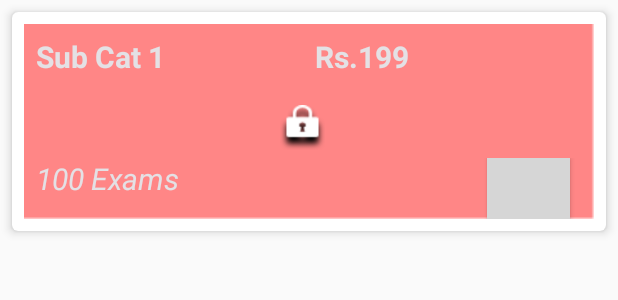
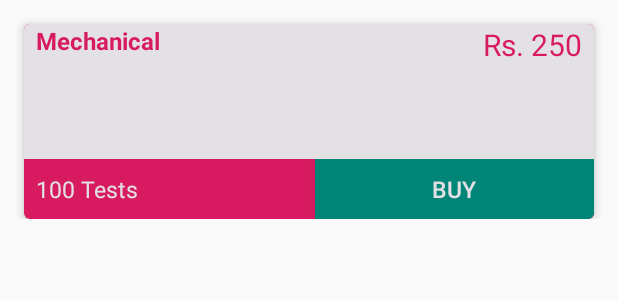
Before and after one commit to arunlakhera/EngineeringAcademyApp, an Android app: the layout sub_courses_listview.xml on its own in the app's theme, with its tools: preview values and no code run, on a phone screen of 412 x 824 dp. Shown: the top 300 px of the screen. Run offline under Robolectric (Android 15) with nearby library versions, the phone set to English and light mode, and no system bars; grey boxes are pictures that could not be loaded.

Commit message:
All Screens added

```diff
--- a/app/src/main/java/com/pikchillytechnologies/engineeingacademy/SubCoursesActivity.java
+++ b/app/src/main/java/com/pikchillytechnologies/engineeingacademy/SubCoursesActivity.java
@@ -24,9 +24,12 @@ public class SubCoursesActivity extends AppCompatActivity {
         m_RecyclerView_Course_Package = findViewById(R.id.recyclerView_Sub_Courses);
         m_Sub_Course_Package_Adapter = new SubCoursesPackageAdapter(m_Sub_Course_Package_List);
 
+        m_RecyclerView_Course_Package.setHasFixedSize(true);
+
         RecyclerView.LayoutManager m_Layout_Manager = new LinearLayoutManager(getApplicationContext());
         m_RecyclerView_Course_Package.setLayoutManager(m_Layout_Manager);
-        m_RecyclerView_Course_Package.setItemAnimator(new DefaultItemAnimator());
+
+        //m_RecyclerView_Course_Package.setItemAnimator(new DefaultItemAnimator());
         m_RecyclerView_Course_Package.setAdapter(m_Sub_Course_Package_Adapter);
 
         prepareCoursePackageData();
--- a/app/src/main/res/layout/activity_sub_courses.xml
+++ b/app/src/main/res/layout/activity_sub_courses.xml
@@ -3,7 +3,7 @@
     xmlns:app="http://schemas.android.com/apk/res-auto"
     xmlns:tools="http://schemas.android.com/tools"
     android:layout_width="match_parent"
-    android:layout_height="match_parent"
+    android:layout_height="wrap_content"
     tools:context=".SubCoursesActivity">
 
     <include layout="@layout/toolbar_layout"
--- a/app/src/main/res/layout/sub_courses_listview.xml
+++ b/app/src/main/res/layout/sub_courses_listview.xml
@@ -1,10 +1,10 @@
 <?xml version="1.0" encoding="utf-8"?>
 <RelativeLayout xmlns:android="http://schemas.android.com/apk/res/android"
     android:layout_width="match_parent"
-    android:layout_height="match_parent"
+    android:layout_height="wrap_content"
     xmlns:app="http://schemas.android.com/apk/res-auto"
     android:orientation="vertical">
-    <!-- A CardView that contains a TextView -->
+
     <android.support.v7.widget.CardView
         android:id="@+id/cardView_Mechanical"
         android:layout_width="match_parent"
@@ -12,16 +12,113 @@
         android:layout_gravity="center"
         app:cardCornerRadius="4dp"
         app:cardElevation="4dp"
-        android:layout_marginStart="@dimen/margin_small"
-        android:layout_marginTop="@dimen/margin_small"
-        android:layout_marginEnd="@dimen/margin_small">
+        android:layout_marginStart="@dimen/margin_medium"
+        android:layout_marginTop="@dimen/margin_medium"
+        android:layout_marginEnd="@dimen/margin_medium">
 
         <LinearLayout
             android:layout_width="match_parent"
             android:layout_height="@dimen/image_height"
             android:orientation="vertical"
-            android:background="@drawable/course_bg"
-            android:layout_margin="@dimen/margin_small"
+            android:background="@color/colorAccent"
+            >
+
+            <LinearLayout
+                android:layout_width="match_parent"
+                android:layout_height="90dp"
+                android:background="@color/colorOffWhiteBg"
+                android:orientation="horizontal"
+                >
+
+                <TextView
+                    android:id="@+id/textView_Sub_Category"
+                    android:layout_width="0dp"
+                    android:layout_height="match_parent"
+                    android:layout_weight="1"
+                    android:textSize="@dimen/margin_medium"
+                    android:textColor="@color/colorAccent"
+                    android:text="@string/mechanical"
+                    android:textStyle="bold"
+                    android:layout_marginStart="@dimen/margin_small"
+                    android:layout_marginLeft="@dimen/margin_small"
+                    />
+
+
+                <TextView
+                    android:id="@+id/textView_Cost"
+                    android:layout_width="0dp"
+                    android:layout_height="match_parent"
+                    android:layout_weight="1"
+                    android:text="Rs. 250"
+                    android:textColor="@color/colorAccent"
+                    android:textSize="@dimen/text_medium"
+                    android:gravity="end"
+                    android:layout_marginEnd="@dimen/margin_small"
+                    android:layout_marginRight="@dimen/margin_small"
+                    />
+
+            </LinearLayout>
+
+            <LinearLayout
+                android:layout_width="match_parent"
+                android:layout_height="40dp"
+                android:orientation="horizontal"
+                >
+
+                <TextView
+                    android:id="@+id/textView_Total_Exams"
+                    android:layout_width="0dp"
+                    android:layout_height="match_parent"
+                    android:layout_weight="1"
+                    android:text="100 Tests"
+                    android:gravity="start|center"
+                    android:textSize="15sp"
+                    android:layout_marginLeft="@dimen/margin_small"
+                    android:layout_marginStart="@dimen/margin_small"
+                    android:textColor="@color/colorOffWhiteBg"
+                    />
+
+                <Button
+                    android:id="@+id/button_Buy"
+                    android:layout_width="0dp"
+                    android:layout_height="match_parent"
+                    android:layout_weight="1"
+                    android:text="Buy"
+                    android:background="@color/colorPrimary"
+                    android:textSize="15sp"
+                    android:textColor="@color/colorOffWhiteBg"
+                    />
+
+            </LinearLayout>
+
+
+        </LinearLayout>
+    </android.support.v7.widget.CardView>
+</RelativeLayout>
+
+<!--
+<RelativeLayout xmlns:android="http://schemas.android.com/apk/res/android"
+    android:layout_width="match_parent"
+    android:layout_height="wrap_content"
+    xmlns:app="http://schemas.android.com/apk/res-auto"
+    android:orientation="vertical">
+
+    <android.support.v7.widget.CardView
+        android:id="@+id/cardView_Mechanical"
+        android:layout_width="match_parent"
+        android:layout_height="wrap_content"
+        android:layout_gravity="center"
+        app:cardCornerRadius="4dp"
+        app:cardElevation="4dp"
+        android:layout_marginStart="@dimen/margin_medium"
+        android:layout_marginTop="@dimen/margin_medium"
+        android:layout_marginEnd="@dimen/margin_medium">
+
+        <LinearLayout
+            android:layout_width="match_parent"
+            android:layout_height="@dimen/image_height"
+            android:orientation="vertical"
+            android:background="@color/colorOffWhiteBg"
             >
 
              <LinearLayout
@@ -115,3 +212,4 @@
         </LinearLayout>
     </android.support.v7.widget.CardView>
 </RelativeLayout>
+    -->
```
